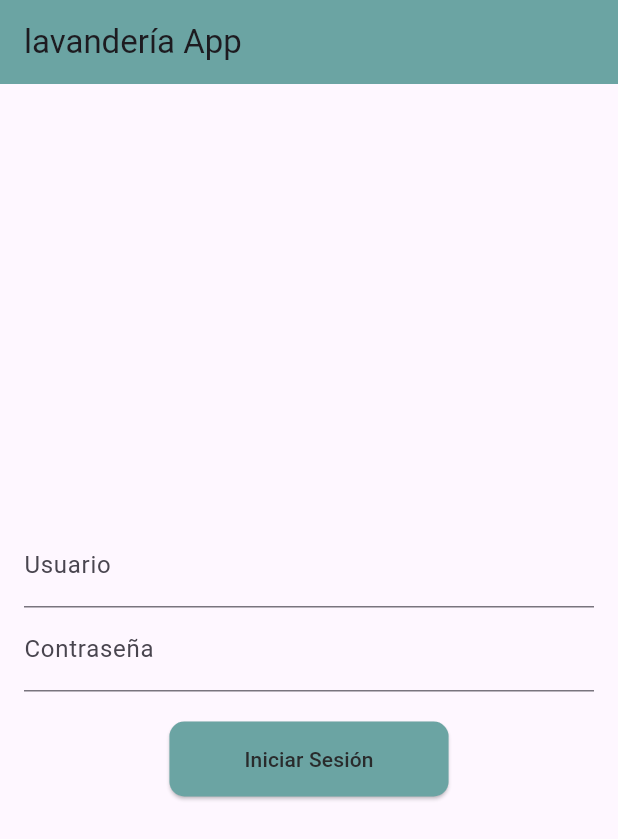
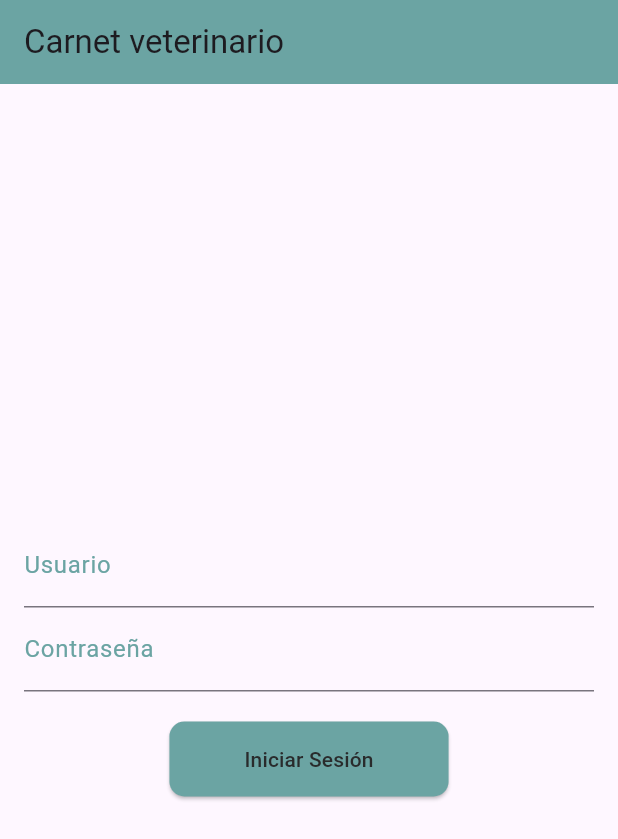
Before and after one commit to MarLiz-SanCam/app_carnet_veterinario, a Flutter app: the screen it shows after launch, on a phone screen of 412 x 824 dp. Shown: the top 839 px of the screen. Run offline on Flutter 3.47's test engine with Material 3 defaults, Android fonts, the light colour scheme and no system bars.

Commit message:
added theme for text fields

```diff
--- a/lib/app_colors.dart
+++ b/lib/app_colors.dart
@@ -3,25 +3,33 @@ import 'package:flutter/material.dart';
 @immutable
 class AppColors extends ThemeExtension<AppColors> {
   const AppColors({
-    required this.accentuated,
-    required this.overlay,
-    required this.hint,
+    required this.mainColor,
+    required this.secondColor,
+    required this.highlightColor,
+    required this.dark,
+    required this.light,
   });
 
-  final Color? accentuated;
-  final Color? overlay;
-  final Color? hint;
+  final Color? mainColor;
+  final Color? secondColor;
+  final Color? highlightColor;
+  final Color? dark;
+  final Color? light;
 
   @override
   AppColors copyWith({
-    Color? accentuated,
-    Color? overlay,
-    Color? hint,
+    Color? mainColor,
+    Color? secondColor,
+    Color? highlightColor,
+    Color? dark,
+    Color? light,
   }) =>
       AppColors(
-        accentuated: accentuated ?? this.accentuated,
-        overlay: overlay ?? this.overlay,
-        hint: hint ?? this.hint,
+        mainColor: mainColor ?? this.mainColor,
+        secondColor: secondColor ?? this.secondColor,
+        highlightColor: highlightColor ?? this.highlightColor,
+        dark: dark ?? this.dark,
+        light: light ?? this.light,
       );
 
   @override
@@ -30,9 +38,11 @@ class AppColors extends ThemeExtension<AppColors> {
       return this;
     }
     return AppColors(
-      accentuated: Color.lerp(accentuated, other.accentuated, t),
-      overlay: Color.lerp(overlay, other.overlay, t),
-      hint: Color.lerp(hint, other.hint, t),
+      mainColor: Color.lerp(mainColor, other.mainColor, t),
+      secondColor: Color.lerp(secondColor, other.secondColor, t),
+      highlightColor: Color.lerp(highlightColor, other.highlightColor, t),
+      dark: Color.lerp(dark, other.dark, t),
+      light: Color.lerp(light, other.light, t),
     );
   }
 }
--- a/lib/main.dart
+++ b/lib/main.dart
@@ -8,13 +8,29 @@
   @override
   Widget build(BuildContext context) {
     return MaterialApp(
-      title: 'Lavandería App',
+      title: 'Carnet veterinario',
       theme: ThemeData.light().copyWith(
         extensions: const[AppColors(
-          accentuated: Color.fromARGB(255, 107, 164, 163),
-          overlay: Color(0xFFb4e6e3),
-          hint: Color(0xFFd8eceb),
+          dark: Color(0xFF292b2c),
+          light: Color(0xFFf3fefe),
+          mainColor: Color.fromARGB(255, 107, 164, 163),
+          secondColor: Color(0xFFb4e6e3),
+          highlightColor: Color(0xFFd8eceb),
+
         )],
+        inputDecorationTheme: InputDecorationTheme(
+          /* border: OutlineInputBorder(
+            borderRadius: BorderRadius.circular(10.0),
+          ), */
+          focusedBorder: OutlineInputBorder(
+            borderSide: BorderSide(
+              color: Color.fromARGB(255, 107, 164, 163),
+            ),
+          ),
+          labelStyle: TextStyle(
+            color: Color.fromARGB(255, 107, 164, 163),
+          ),
+        ),
         elevatedButtonTheme: ElevatedButtonThemeData(style: ElevatedButton.styleFrom(
             shape: RoundedRectangleBorder(
                 borderRadius: BorderRadius.circular(10.0)),
@@ -61,8 +77,8 @@
     var colors = Theme.of(context).extension<AppColors>()!;
     return Scaffold(
       appBar: AppBar(
-        backgroundColor: colors.accentuated,
-        title: Text('lavandería App'),
+        backgroundColor: colors.mainColor,
+        title: Text('Carnet veterinario'),
       ),
       body: Padding(
 
```
